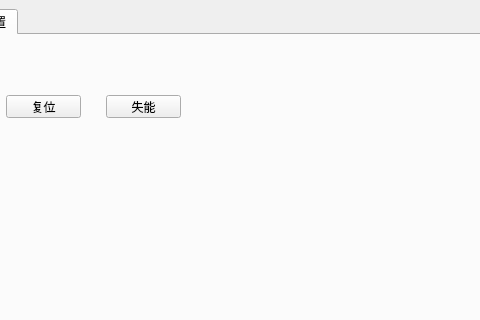
The window that program/zrcsgui/ui/zrcsgui.ui (jadenzhangrobot/zrcs) describes before a commit, drawn with Qt 5; both pictures show x 135 to 615 and y 0 to 320 of the 1108 by 815 pixel window.
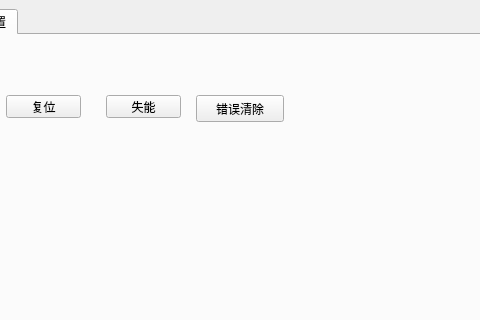
The same window after the commit.

Commit message: 添加错误清除按钮

Patch:
```diff
--- a/program/zrcsgui/ui/zrcsgui.ui
+++ b/program/zrcsgui/ui/zrcsgui.ui
@@ -307,6 +307,19 @@
          <string>失能</string>
         </property>
        </widget>
+       <widget class="QPushButton" name="pushButton_errorClear">
+        <property name="geometry">
+         <rect>
+          <x>320</x>
+          <y>60</y>
+          <width>88</width>
+          <height>27</height>
+         </rect>
+        </property>
+        <property name="text">
+         <string>错误清除</string>
+        </property>
+       </widget>
       </widget>
      </widget>
     </item>
```
Left out of the diff: 2 changed lines with no effect on the pictures.
